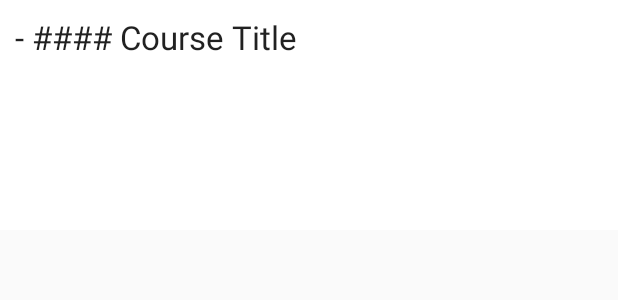
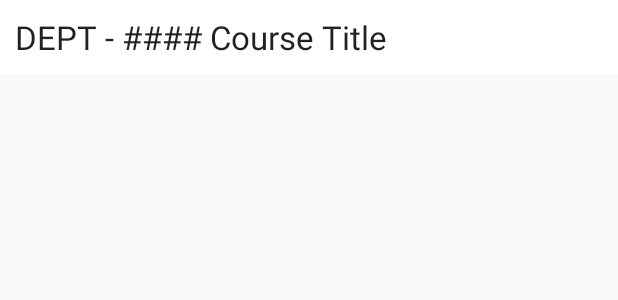
Before and after one commit to peytoncasper/SoftwareEngineering-ScheduleMaker, an Android app: the layout desired_courses_listview.xml on its own in the app's theme, with its tools: preview values and no code run, on a phone screen of 412 x 824 dp. Shown: the top 300 px of the screen. Run offline under Robolectric (Android 15) with nearby library versions, the phone set to English and light mode, and no system bars.

```diff
--- a/UCS/app/src/main/res/layout/activity_select_courses.xml
+++ b/UCS/app/src/main/res/layout/activity_select_courses.xml
@@ -49,7 +49,7 @@
     </LinearLayout>
 
     <ListView
-        android:layout_width="wrap_content"
+        android:layout_width="match_parent"
         android:layout_height="0dp"
         android:id="@+id/selected_courses_listview"
         android:layout_weight="1" />
--- a/UCS/app/src/main/res/layout/desired_courses_listview.xml
+++ b/UCS/app/src/main/res/layout/desired_courses_listview.xml
@@ -6,13 +6,12 @@
     android:background="#FFFFFF">
 
     <TextView
-        android:layout_width="0dp"
+        android:layout_width="wrap_content"
         android:layout_height="wrap_content"
         android:textAppearance="?android:attr/textAppearanceLarge"
         android:text="DEPT "
         android:id="@+id/desiredCourseDepartment"
-        android:layout_gravity="start"
-        android:layout_weight="1" />
+        android:layout_gravity="start" />
 
     <TextView
         android:layout_width="wrap_content"
```
